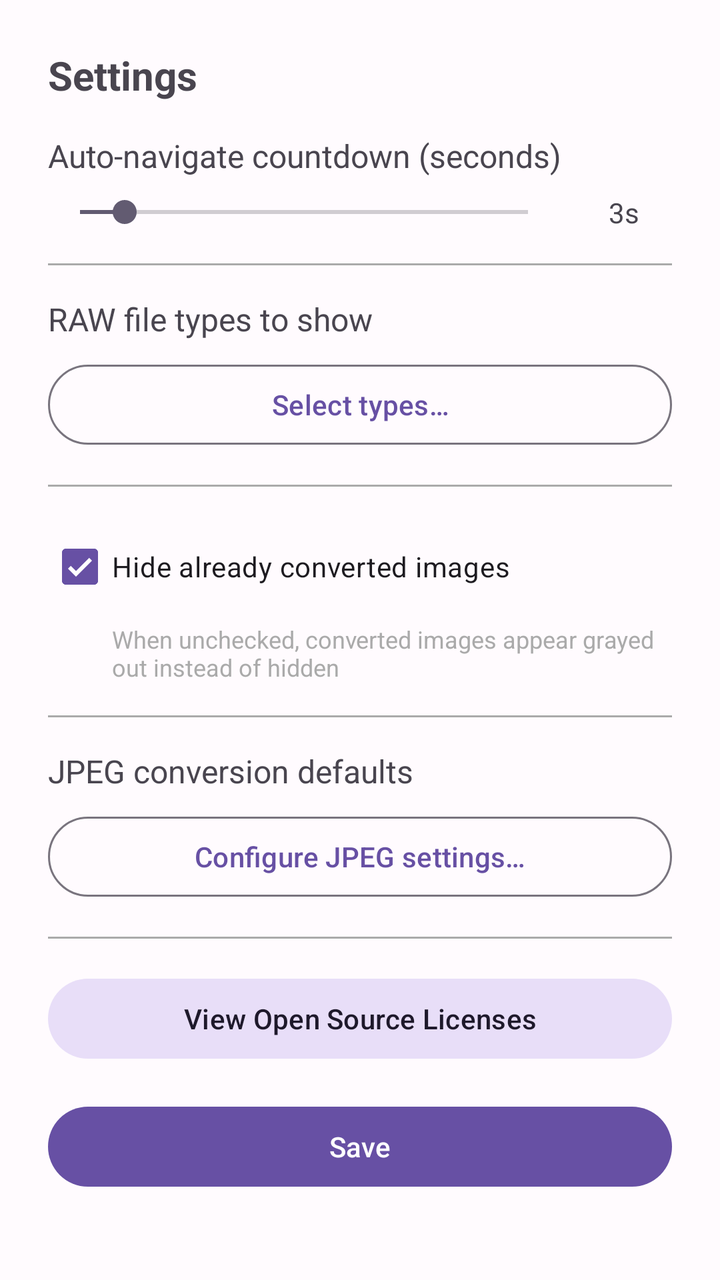
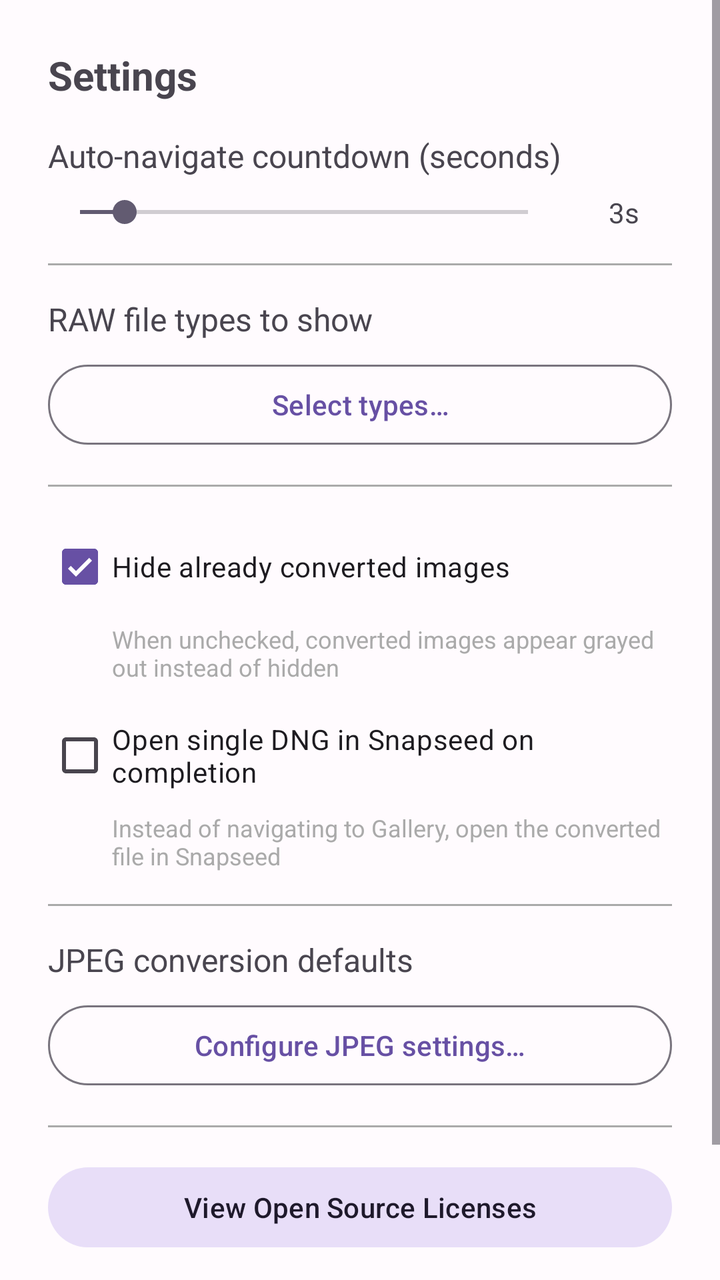

Compare the two renders of this Android layout. The source of the first and the diff that turns it into the second are given below.
<!-- AndroidManifest.xml: application theme Theme.Raw2DNG -->
<!-- res/layout/dialog_settings.xml -->
<?xml version="1.0" encoding="utf-8"?>
<LinearLayout xmlns:android="http://schemas.android.com/apk/res/android"
    android:layout_width="match_parent"
    android:layout_height="wrap_content"
    android:orientation="vertical"
    android:padding="24dp">

    <TextView
        android:layout_width="match_parent"
        android:layout_height="wrap_content"
        android:text="@string/settings"
        android:textSize="20sp"
        android:textStyle="bold"
        android:layout_marginBottom="16dp" />

    
    <TextView
        android:layout_width="match_parent"
        android:layout_height="wrap_content"
        android:text="@string/autonav_timeout_label"
        android:textSize="16sp"
        android:layout_marginBottom="8dp" />

    <LinearLayout
        android:layout_width="match_parent"
        android:layout_height="wrap_content"
        android:orientation="horizontal"
        android:gravity="center_vertical">

        <SeekBar
            android:id="@+id/seekAutonavTimeout"
            android:layout_width="0dp"
            android:layout_height="wrap_content"
            android:layout_weight="1"
            android:max="30"
            android:progress="3" />

        <TextView
            android:id="@+id/txtAutonavValue"
            android:layout_width="48dp"
            android:layout_height="wrap_content"
            android:text="3s"
            android:textAlignment="center"
            android:layout_marginStart="8dp" />

    </LinearLayout>

    <TextView
        android:id="@+id/txtAutonavWarning"
        android:layout_width="match_parent"
        android:layout_height="wrap_content"
        android:text="@string/autonav_zero_warning"
        android:textColor="#FF5722"
        android:textSize="12sp"
        android:visibility="gone"
        android:layout_marginTop="4dp" />

    
    <View
        android:layout_width="match_parent"
        android:layout_height="1dp"
        android:background="@android:color/darker_gray"
        android:layout_marginTop="16dp"
        android:layout_marginBottom="16dp" />

    <TextView
        android:layout_width="match_parent"
        android:layout_height="wrap_content"
        android:text="@string/raw_types_label"
        android:textSize="16sp"
        android:layout_marginBottom="8dp" />

    <Button
        android:id="@+id/btnSelectRawTypes"
        android:layout_width="match_parent"
        android:layout_height="wrap_content"
        style="@style/Widget.Material3.Button.OutlinedButton"
        android:text="@string/raw_types_select" />

    
    <View
        android:layout_width="match_parent"
        android:layout_height="1dp"
        android:background="@android:color/darker_gray"
        android:layout_marginTop="16dp"
        android:layout_marginBottom="16dp" />

    <CheckBox
        android:id="@+id/chkHideConverted"
        android:layout_width="match_parent"
        android:layout_height="wrap_content"
        android:text="@string/hide_converted_label"
        android:checked="true" />

    <TextView
        android:layout_width="match_parent"
        android:layout_height="wrap_content"
        android:text="@string/hide_converted_hint"
        android:textSize="12sp"
        android:textColor="@android:color/darker_gray"
        android:layout_marginStart="32dp"
        android:layout_marginTop="4dp" />

    
    <View
        android:layout_width="match_parent"
        android:layout_height="1dp"
        android:background="@android:color/darker_gray"
        android:layout_marginTop="16dp"
        android:layout_marginBottom="16dp" />

    <TextView
        android:layout_width="match_parent"
        android:layout_height="wrap_content"
        android:text="@string/jpeg_settings_label"
        android:textSize="16sp"
        android:layout_marginBottom="8dp" />

    <Button
        android:id="@+id/btnJpegSettings"
        android:layout_width="match_parent"
        android:layout_height="wrap_content"
        style="@style/Widget.Material3.Button.OutlinedButton"
        android:text="@string/jpeg_settings_button" />

    
    <View
        android:layout_width="match_parent"
        android:layout_height="1dp"
        android:background="@android:color/darker_gray"
        android:layout_marginTop="16dp"
        android:layout_marginBottom="16dp" />

    <Button
        android:id="@+id/btnLicenses"
        android:layout_width="match_parent"
        android:layout_height="wrap_content"
        style="@style/Widget.Material3.Button.TonalButton"
        android:text="@string/licenses_button" />

    <Button
        android:id="@+id/btnSave"
        android:layout_width="match_parent"
        android:layout_height="wrap_content"
        android:text="@string/save"
        android:layout_marginTop="16dp" />

</LinearLayout>
<!-- resources referenced by this layout -->
<resources>
  <string name="autonav_timeout_label">Auto-navigate countdown (seconds)</string>
  <string name="autonav_zero_warning">⚠️ With 0 seconds, navigation happens immediately even if some conversions failed</string>
  <string name="hide_converted_hint">When unchecked, converted images appear grayed out instead of hidden</string>
  <string name="hide_converted_label">Hide already converted images</string>
  <string name="jpeg_settings_button">Configure JPEG settings…</string>
  <string name="jpeg_settings_label">JPEG conversion defaults</string>
  <string name="licenses_button">View Open Source Licenses</string>
  <string name="raw_types_label">RAW file types to show</string>
  <string name="raw_types_select">Select types…</string>
  <string name="save">Save</string>
  <string name="settings">Settings</string>
  <style name="Theme.Raw2DNG" parent="Theme.Material3.DayNight.NoActionBar">
          
          <item name="colorPrimary">@color/md_theme_primary</item>
          <item name="colorOnPrimary">@color/md_theme_onPrimary</item>
          <item name="colorPrimaryContainer">@color/md_theme_primaryContainer</item>
          <item name="colorOnPrimaryContainer">@color/md_theme_onPrimaryContainer</item>
          
          <item name="colorSecondary">@color/md_theme_secondary</item>
          <item name="colorOnSecondary">@color/md_theme_onSecondary</item>
          <item name="colorSecondaryContainer">@color/md_theme_secondaryContainer</item>
          <item name="colorOnSecondaryContainer">@color/md_theme_onSecondaryContainer</item>
          
          <item name="colorTertiary">@color/md_theme_tertiary</item>
          <item name="colorOnTertiary">@color/md_theme_onTertiary</item>
          
          <item name="android:colorBackground">@color/md_theme_background</item>
          <item name="colorOnBackground">@color/md_theme_onBackground</item>
          <item name="colorSurface">@color/md_theme_surface</item>
          <item name="colorOnSurface">@color/md_theme_onSurface</item>
          <item name="colorSurfaceVariant">@color/md_theme_surfaceVariant</item>
          <item name="colorOnSurfaceVariant">@color/md_theme_onSurfaceVariant</item>
          
          <item name="android:statusBarColor">@android:color/transparent</item>
          <item name="android:navigationBarColor">@android:color/transparent</item>
      </style>
  <color name="md_theme_primary">#6750A4</color>
  <color name="md_theme_onPrimary">#FFFFFF</color>
  <color name="md_theme_primaryContainer">#EADDFF</color>
  <color name="md_theme_onPrimaryContainer">#21005E</color>
  <color name="md_theme_secondary">#625B71</color>
  <color name="md_theme_onSecondary">#FFFFFF</color>
  <color name="md_theme_secondaryContainer">#E8DEF8</color>
  <color name="md_theme_onSecondaryContainer">#1E192B</color>
  <color name="md_theme_tertiary">#7D5260</color>
  <color name="md_theme_onTertiary">#FFFFFF</color>
  <color name="md_theme_background">#FFFBFE</color>
  <color name="md_theme_onBackground">#1C1B1F</color>
  <color name="md_theme_surface">#FFFBFE</color>
  <color name="md_theme_onSurface">#1C1B1F</color>
  <color name="md_theme_surfaceVariant">#E7E0EC</color>
  <color name="md_theme_onSurfaceVariant">#49454E</color>
</resources>

<!-- the commit's change to res/layout/dialog_settings.xml (unified diff, before → after) -->
@@ -1,17 +1,21 @@
 <?xml version="1.0" encoding="utf-8"?>
-<LinearLayout xmlns:android="http://schemas.android.com/apk/res/android"
+<ScrollView xmlns:android="http://schemas.android.com/apk/res/android"
     android:layout_width="match_parent"
-    android:layout_height="wrap_content"
-    android:orientation="vertical"
-    android:padding="24dp">
+    android:layout_height="wrap_content">
 
-    <TextView
+    <LinearLayout
         android:layout_width="match_parent"
         android:layout_height="wrap_content"
-        android:text="@string/settings"
-        android:textSize="20sp"
-        android:textStyle="bold"
-        android:layout_marginBottom="16dp" />
+        android:orientation="vertical"
+        android:padding="24dp">
+
+        <TextView
+            android:layout_width="match_parent"
+            android:layout_height="wrap_content"
+            android:text="@string/settings"
+            android:textSize="20sp"
+            android:textStyle="bold"
+            android:layout_marginBottom="16dp" />
 
     
     <TextView
@@ -102,6 +106,25 @@
         android:layout_marginTop="4dp" />
 
     
+    <CheckBox
+        android:id="@+id/chkOpenInSnapseed"
+        android:layout_width="match_parent"
+        android:layout_height="wrap_content"
+        android:text="@string/snapseed_label"
+        android:checked="false"
+        android:layout_marginTop="12dp" />
+
+    <TextView
+        android:id="@+id/txtSnapseedHint"
+        android:layout_width="match_parent"
+        android:layout_height="wrap_content"
+        android:text="@string/snapseed_hint"
+        android:textSize="12sp"
+        android:textColor="@android:color/darker_gray"
+        android:layout_marginStart="32dp"
+        android:layout_marginTop="4dp" />
+
+    
     <View
         android:layout_width="match_parent"
         android:layout_height="1dp"
@@ -145,4 +168,6 @@
         android:text="@string/save"
         android:layout_marginTop="16dp" />
 
-</LinearLayout>
+    </LinearLayout>
+
+</ScrollView>
<!-- resource entries referenced after the edit -->
@@ -11,6 +11,8 @@
   <string name="raw_types_select">Select types…</string>
   <string name="save">Save</string>
   <string name="settings">Settings</string>
+  <string name="snapseed_hint">Instead of navigating to Gallery, open the converted file in Snapseed</string>
+  <string name="snapseed_label">Open single DNG in Snapseed on completion</string>
   <style name="Theme.Raw2DNG" parent="Theme.Material3.DayNight.NoActionBar">
           
           <item name="colorPrimary">@color/md_theme_primary</item>
